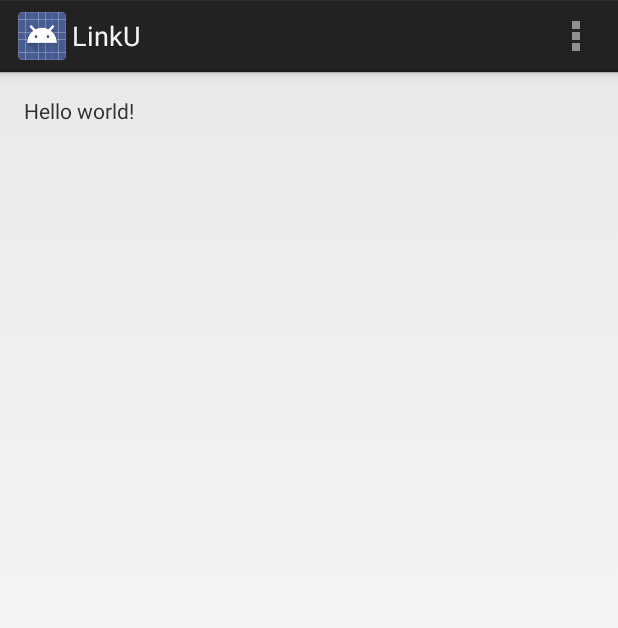
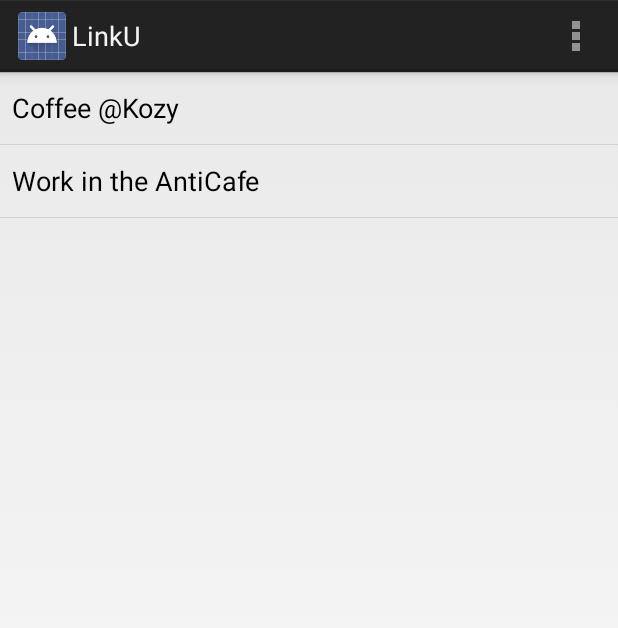
Before and after one commit to bdumeljic/linku, an Android app: the screen it shows after launch (EventsActivity), on a phone screen of 412 x 824 dp. Shown: the top 628 px of the screen. Run offline under Robolectric (Android 15) with nearby library versions, the phone set to English and light mode, and no system bars.

Commit message:
Added initial EventModel and Events List
Added a model for an Event and a list view for events on EventsFragment

```diff
--- /dev/null
+++ b/app/src/main/java/com/bdlabs_linku/linku/EventModel.java
@@ -0,0 +1,37 @@
+package com.bdlabs_linku.linku;
+
+import java.util.ArrayList;
+import java.util.List;
+
+/**
+ * Created by bojana on 13/10/14.
+ */
+public class EventModel {
+
+    public static List<Event> EVENTS = new ArrayList<Event>();
+
+    static {
+        addEvent(new Event(1, "Coffee @Kozy"));
+        addEvent(new Event(2, "Work in the AntiCafe"));
+    }
+
+    private static void addEvent(Event e) {
+        EVENTS.add(e);
+    }
+
+    public static class Event {
+        public int id;
+        public String name;
+
+        public Event(int id, String name) {
+            this.id = id;
+            this.name = name;
+        }
+
+        @Override
+        public String toString() {
+            return name;
+        }
+
+    }
+}
--- a/app/src/main/java/com/bdlabs_linku/linku/EventsActivity.java
+++ b/app/src/main/java/com/bdlabs_linku/linku/EventsActivity.java
@@ -10,10 +10,10 @@ import android.view.MenuItem;
 import android.view.View;
 import android.view.ViewGroup;
 import android.os.Build;
+import android.widget.Toast;
 
 
-
-public class EventsActivity extends Activity {
+public class EventsActivity extends Activity implements EventsFragment.OnFragmentInteractionListener {
 
     @Override
     protected void onCreate(Bundle savedInstanceState) {
@@ -21,7 +21,7 @@ public class EventsActivity extends Activity {
         setContentView(R.layout.activity_events);
         if (savedInstanceState == null) {
             getFragmentManager().beginTransaction()
-                    .add(R.id.container, new PlaceholderFragment())
+                    .add(R.id.container, new EventsFragment())
                     .commit();
         }
     }
@@ -46,19 +46,9 @@ public class EventsActivity extends Activity {
         return super.onOptionsItemSelected(item);
     }
 
-    /**
-     * A placeholder fragment containing a simple view.
-     */
-    public static class PlaceholderFragment extends Fragment {
 
-        public PlaceholderFragment() {
-        }
-
-        @Override
-        public View onCreateView(LayoutInflater inflater, ViewGroup container,
-                Bundle savedInstanceState) {
-            View rootView = inflater.inflate(R.layout.fragment_events, container, false);
-            return rootView;
-        }
+    @Override
+    public void onFragmentInteraction(String name) {
+        Toast.makeText(getApplicationContext(), name + ". Great choice!", Toast.LENGTH_SHORT).show();
     }
 }
--- /dev/null
+++ b/app/src/main/java/com/bdlabs_linku/linku/EventsFragment.java
@@ -0,0 +1,150 @@
+package com.bdlabs_linku.linku;
+
+import android.app.Activity;
+import android.os.Bundle;
+import android.app.Fragment;
+import android.view.LayoutInflater;
+import android.view.View;
+import android.view.ViewGroup;
+import android.widget.AbsListView;
+import android.widget.AdapterView;
+import android.widget.ArrayAdapter;
+import android.widget.ListAdapter;
+import android.widget.TextView;
+
+/**
+ * A fragment representing a list of Items.
+ * <p />
+ * Large screen devices (such as tablets) are supported by replacing the ListView
+ * with a GridView.
+ * <p />
+ * Activities containing this fragment MUST implement the {@link Callbacks}
+ * interface.
+ */
+public class EventsFragment extends Fragment implements AbsListView.OnItemClickListener {
+
+    // TODO: Rename parameter arguments, choose names that match
+    // the fragment initialization parameters, e.g. ARG_ITEM_NUMBER
+    private static final String ARG_PARAM1 = "param1";
+    private static final String ARG_PARAM2 = "param2";
+
+    // TODO: Rename and change types of parameters
+    private String mParam1;
+    private String mParam2;
+
+    private OnFragmentInteractionListener mListener;
+
+    /**
+     * The fragment's ListView/GridView.
+     */
+    private AbsListView mListView;
+
+    /**
+     * The Adapter which will be used to populate the ListView/GridView with
+     * Views.
+     */
+    private ListAdapter mAdapter;
+
+    // TODO: Rename and change types of parameters
+    public static EventsFragment newInstance(String param1, String param2) {
+        EventsFragment fragment = new EventsFragment();
+        Bundle args = new Bundle();
+        args.putString(ARG_PARAM1, param1);
+        args.putString(ARG_PARAM2, param2);
+        fragment.setArguments(args);
+        return fragment;
+    }
+
+    /**
+     * Mandatory empty constructor for the fragment manager to instantiate the
+     * fragment (e.g. upon screen orientation changes).
+     */
+    public EventsFragment() {
+    }
+
+    @Override
+    public void onCreate(Bundle savedInstanceState) {
+        super.onCreate(savedInstanceState);
+
+        if (getArguments() != null) {
+            mParam1 = getArguments().getString(ARG_PARAM1);
+            mParam2 = getArguments().getString(ARG_PARAM2);
+        }
+
+        // TODO: Change Adapter to display your name
+        mAdapter = new ArrayAdapter<EventModel.Event>(getActivity(),
+                android.R.layout.simple_list_item_1, android.R.id.text1, EventModel.EVENTS);
+    }
+
+    @Override
+    public View onCreateView(LayoutInflater inflater, ViewGroup container,
+                             Bundle savedInstanceState) {
+        View view = inflater.inflate(R.layout.fragment_events_list, container, false);
+
+        // Set the adapter
+        mListView = (AbsListView) view.findViewById(android.R.id.list);
+        ((AdapterView<ListAdapter>) mListView).setAdapter(mAdapter);
+
+        // Set OnItemClickListener so we can be notified on item clicks
+        mListView.setOnItemClickListener(this);
+
+        return view;
+    }
+
+    @Override
+    public void onAttach(Activity activity) {
+        super.onAttach(activity);
+        try {
+            mListener = (OnFragmentInteractionListener) activity;
+        } catch (ClassCastException e) {
+            throw new ClassCastException(activity.toString()
+                + " must implement OnFragmentInteractionListener");
+        }
+    }
+
+    @Override
+    public void onDetach() {
+        super.onDetach();
+        mListener = null;
+    }
+
+
+    @Override
+    public void onItemClick(AdapterView<?> parent, View view, int position, long id) {
+        if (null != mListener) {
+            // Notify the active callbacks interface (the activity, if the
+            // fragment is attached to one) that an item has been selected.
+            int eventId = (int) id;
+            mListener.onFragmentInteraction(EventModel.EVENTS.get(eventId).toString());
+        }
+    }
+
+    /**
+     * The default name for this Fragment has a TextView that is shown when
+     * the list is empty. If you would like to change the text, call this method
+     * to supply the text it should use.
+     */
+    public void setEmptyText(CharSequence emptyText) {
+        View emptyView = mListView.getEmptyView();
+
+        if (emptyText instanceof TextView) {
+            ((TextView) emptyView).setText(emptyText);
+        }
+    }
+
+    /**
+    * This interface must be implemented by activities that contain this
+    * fragment to allow an interaction in this fragment to be communicated
+    * to the activity and potentially other fragments contained in that
+    * activity.
+    * <p>
+    * See the Android Training lesson <a href=
+    * " "
+    * >Communicating with Other Fragments</a> for more information.
+    */
+    public interface OnFragmentInteractionListener {
+        // TODO: Update argument type and name
+        public void onFragmentInteraction(String name);
+    }
+
+}
--- a/app/src/main/res/layout/fragment_events.xml
+++ /dev/null
@@ -1,16 +0,0 @@
-<RelativeLayout xmlns:android="http://schemas.android.com/apk/res/android"
-    xmlns:tools="http://schemas.android.com/tools"
-    android:layout_width="match_parent"
-    android:layout_height="match_parent"
-    android:paddingLeft="@dimen/activity_horizontal_margin"
-    android:paddingRight="@dimen/activity_horizontal_margin"
-    android:paddingTop="@dimen/activity_vertical_margin"
-    android:paddingBottom="@dimen/activity_vertical_margin"
-    tools:context=".EventsActivity$PlaceholderFragment">
-
-    <TextView
-        android:text="@string/hello_world"
-        android:layout_width="wrap_content"
-        android:layout_height="wrap_content" />
-
-</RelativeLayout>
--- /dev/null
+++ b/app/src/main/res/layout/fragment_events_list.xml
@@ -0,0 +1,19 @@
+<?xml version="1.0" encoding="utf-8"?>
+<FrameLayout xmlns:android="http://schemas.android.com/apk/res/android"
+    xmlns:tools="http://schemas.android.com/tools"
+    android:layout_width="match_parent"
+    android:layout_height="match_parent"
+    tools:context="com.bdlabs_linku.linku.EventsFragment">
+
+    <ListView
+        android:id="@android:id/list"
+        android:layout_width="match_parent"
+        android:layout_height="match_parent" />
+
+    <TextView
+        android:id="@android:id/empty"
+        android:layout_width="match_parent"
+        android:layout_height="match_parent"
+        android:gravity="center" />
+
+</FrameLayout>
```
Also changed, not shown: app/src/main/res/layout/fragment_events_grid.xml (added, +20 -0 lines), app/src/main/res/values-large/refs.xml (added, +12 -0 lines), app/src/main/res/values-sw600dp/refs.xml (added, +12 -0 lines), app/src/main/res/values/refs.xml (added, +12 -0 lines).
